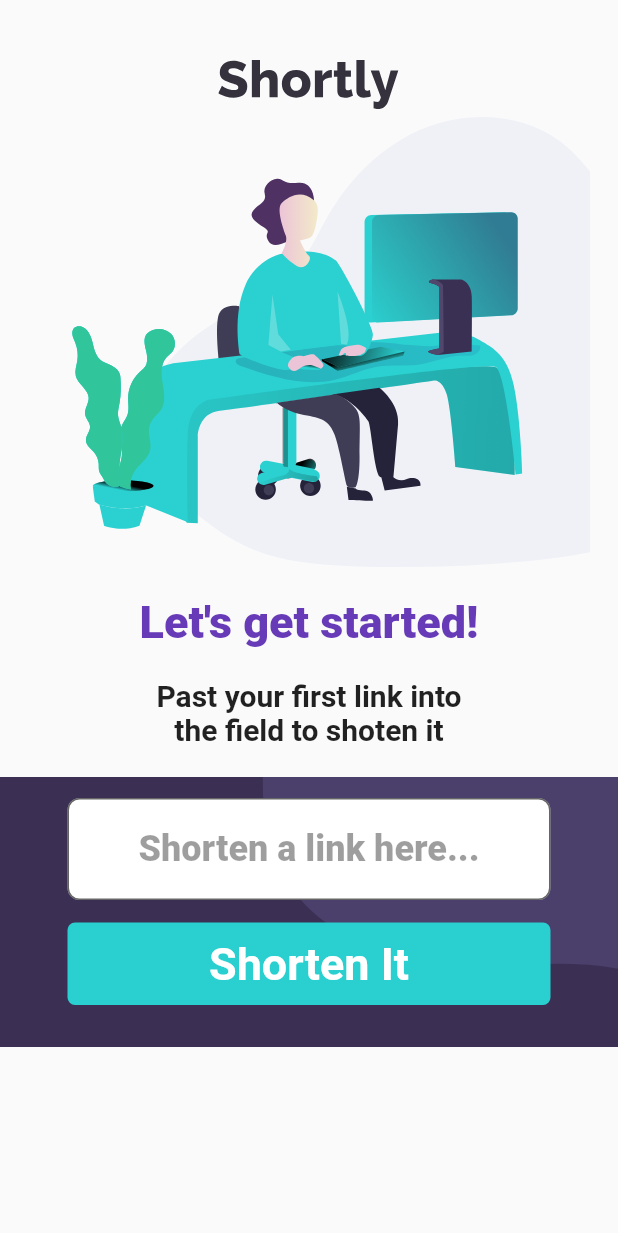
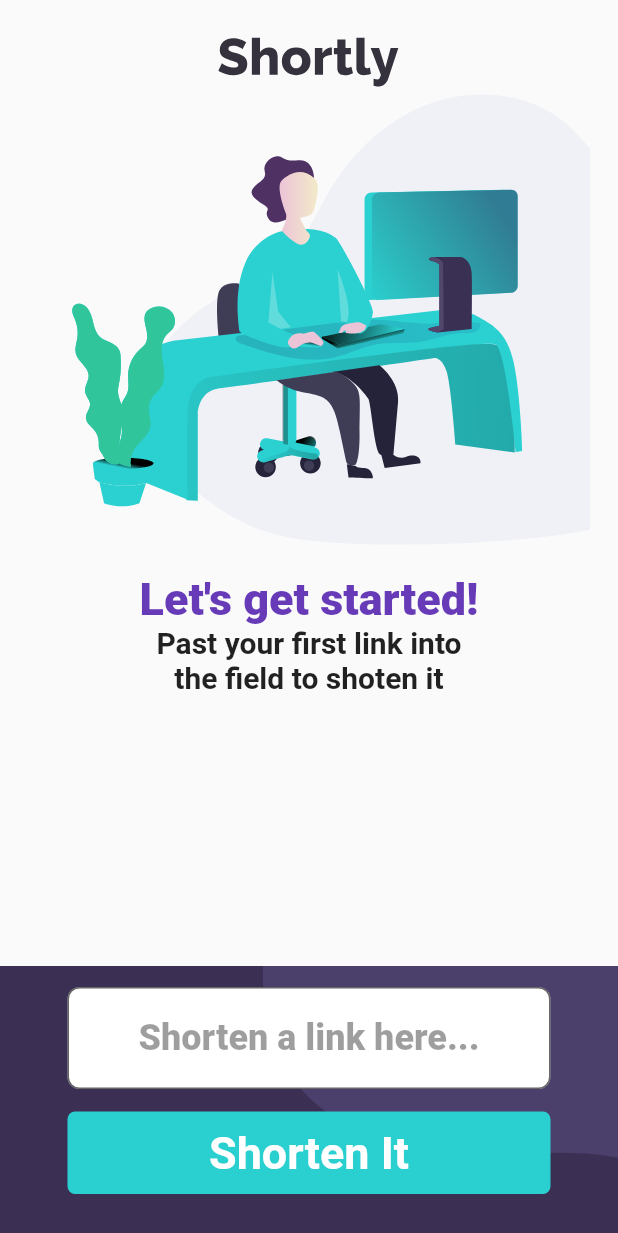
Before and after one commit to onur-tlntmr/shortly, a Flutter app: the screen it shows after launch, on a phone screen of 412 x 824 dp. Shown: the top 1233 px of the screen. Run offline on Flutter 3.47's test engine with Material 2 defaults, Android fonts, the phone set to English and light mode, and no system bars; our stand-ins replace flutter_svg; Roboto replaces fonts that are missing (RobotoMono).

Commit message:
main screen optimized

```diff
--- a/lib/ui/screens/main_screen.dart
+++ b/lib/ui/screens/main_screen.dart
@@ -2,43 +2,37 @@ import 'package:flutter/material.dart';
 import 'package:flutter_svg/svg.dart';
 import 'package:shortly/ui/widgets/control_panel.dart';
 
-class MainScreen extends StatelessWidget{
+class MainScreen extends StatelessWidget {
   @override
   Widget build(BuildContext context) {
-    // TODO: implement build
-    return  SingleChildScrollView(
-      child: Column(
+    return Column(children: [
+      Expanded(
+        child: ListView(
+          shrinkWrap: true,
+          padding: EdgeInsets.only(top:25),
           children: [
-          SizedBox(
-            height: 40,
-          ),
             SvgPicture.asset(
               "assets/images/logo.svg",
               cacheColorFilter: true,
             ),
             SvgPicture.asset(
               "assets/images/illustration.svg",
-            fit: BoxFit.cover,
+              fit: BoxFit.scaleDown,
             ),
             Text("Let's get started!",
-              style: TextStyle(
+                textAlign: TextAlign.center,
+                style: TextStyle(fontFamily: "RobotoMono",
                     fontSize: 30,
                     fontWeight: FontWeight.w900,
                     color: Colors.deepPurple)),
-          // ignore: prefer_const_constructors
-          SizedBox(
-            height: 20,
-          ),
             Text("Past your first link into\nthe field to shoten it",
                 textAlign: TextAlign.center,
-              style: TextStyle(fontSize: 20, fontWeight: FontWeight.bold)),
-          SizedBox(
-            height: 20,
+                style: TextStyle(fontFamily: "RobotoMono",
+                    fontSize: 20, fontWeight: FontWeight.bold)),
+          ],
+        ),
       ),
       ControlPanel(),
-        ],
-      ),
-    );
+    ]);
   }
-
 }
```
Lines whose indentation alone changed are shown as unchanged.
